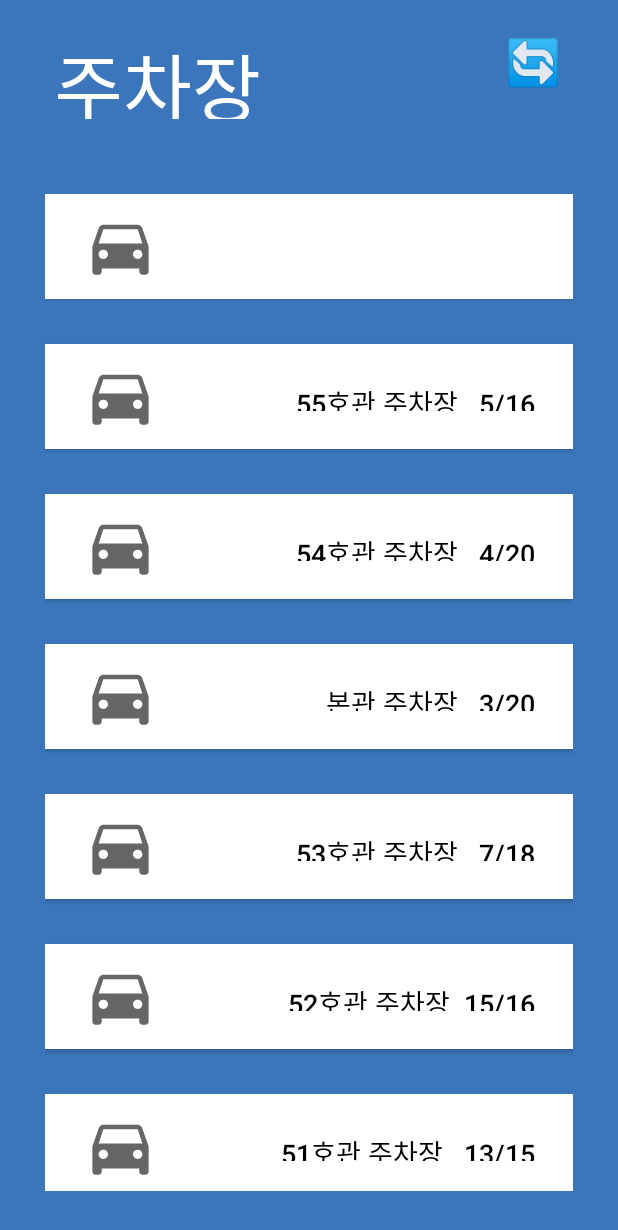
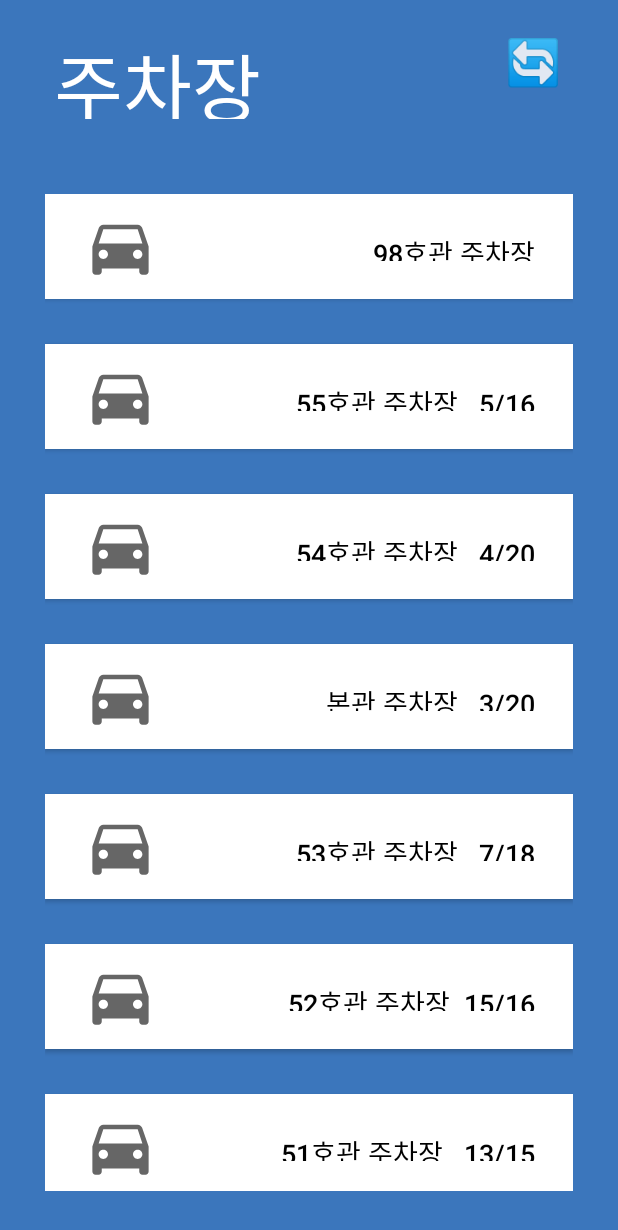
Before and after one commit to hh0260/2021_CapstoneDesign_ParkinglotSystem, an Android app: the SelectPark screen opened directly, with no data from a screen before it, on a phone screen of 412 x 824 dp. Shown: the top 1230 px of the screen. Run offline under Robolectric (Android 15) with nearby library versions, the phone set to English and light mode, and no system bars.

Commit message:
버튼 수정

```diff
--- a/app/app/src/main/res/layout/activity_select__park.xml
+++ b/app/app/src/main/res/layout/activity_select__park.xml
@@ -72,36 +72,37 @@
             android:padding="30dp">
 
           <LinearLayout
+              android:id="@+id/buttonlayout"
               android:layout_width="match_parent"
               android:layout_height="match_parent"
               android:orientation="vertical">
 
             <Button
-                android:id="@+id/btn1"
+                android:id="@+id/btn0"
                 android:layout_width="match_parent"
                 android:layout_height="70dp"
                 android:background="#FFF"
                 android:drawableLeft="@drawable/ic_baseline_directions_car_24"
-                android:onClick="click_parkinglot"
-                android:text=" "
+                android:text="98호관 주차장"
                 android:textSize="18dp"
                 android:padding="25dp"
                 android:gravity="right"
                 android:textColor="#000000" />
 
             <Button
+                android:id="@+id/btn1"
                 android:layout_marginTop="30dp"
                 android:layout_width="match_parent"
                 android:layout_height="70dp"
                 android:background="#FFF"
                 android:drawableLeft="@drawable/ic_baseline_directions_car_24"
-                android:onClick="click_parkinglot"
                 android:text="55호관 주차장   5/16"
                 android:textSize="18dp"
                 android:padding="25dp"
                 android:gravity="right"
                 android:textColor="#000000" />
             <Button
+                android:id="@+id/btn2"
                 android:layout_marginTop="30dp"
                 android:layout_width="match_parent"
                 android:layout_height="70dp"
@@ -114,6 +115,7 @@
                 android:gravity="right"
                 android:textColor="#000000" />
             <Button
+                android:id="@+id/btn3"
                 android:layout_marginTop="30dp"
                 android:layout_width="match_parent"
                 android:layout_height="70dp"
@@ -126,6 +128,7 @@
                 android:gravity="right"
                 android:textColor="#000000" />
             <Button
+                android:id="@+id/btn4"
                 android:layout_marginTop="30dp"
                 android:layout_width="match_parent"
                 android:layout_height="70dp"
@@ -138,6 +141,7 @@
                 android:gravity="right"
                 android:textColor="#000000" />
             <Button
+                android:id="@+id/btn5"
                 android:layout_marginTop="30dp"
                 android:layout_width="match_parent"
                 android:layout_height="70dp"
@@ -150,6 +154,7 @@
                 android:textSize="18dp"
                 android:textColor="#000000" />
             <Button
+                android:id="@+id/btn6"
                 android:layout_marginTop="30dp"
                 android:layout_width="match_parent"
                 android:layout_height="70dp"
```
Also changed, not shown: app/app/src/main/java/com/example/parkinglotsystem/SelectPark.java (+20 -8 lines), app/app/src/main/java/com/example/parkinglotsystem/VideoShow.java (+4 -4 lines).
